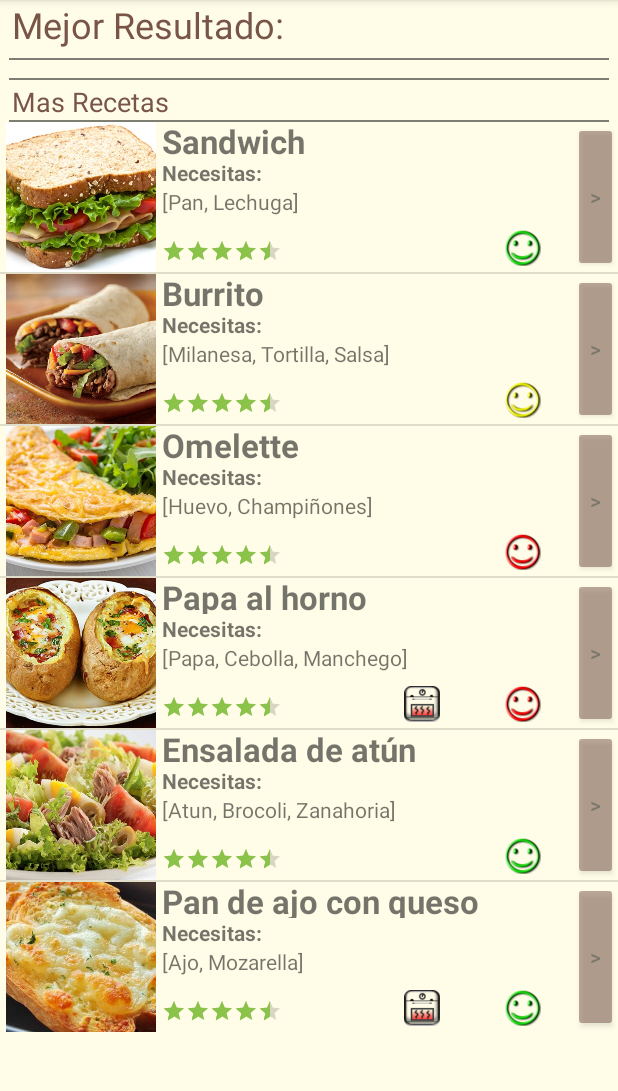
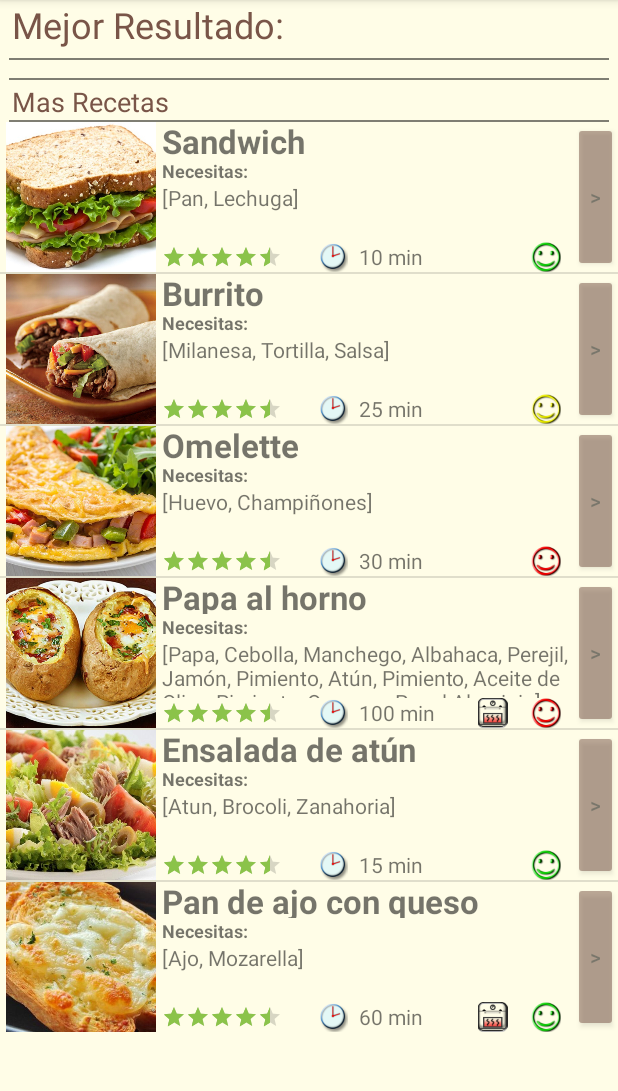
Before and after one commit to Charizard12/LazyChef, an Android app: the RecipesActivity screen opened directly, with no data from a screen before it, on a phone screen of 412 x 824 dp, the part 84-1175 px from its top. Run offline under Robolectric (Android 15) with nearby library versions, the phone set to English and light mode, and no system bars; 7 statements that could not run were skipped.

Commit message:
Se agrego el tiempo a la tarjeta de receta

```diff
--- a/app/src/main/java/project/lazychef/alicm/lazychef/RecipeListAdapter.java
+++ b/app/src/main/java/project/lazychef/alicm/lazychef/RecipeListAdapter.java
@@ -37,7 +37,6 @@ public class RecipeListAdapter extends ArrayAdapter<Recipe> {
         }
 
         Recipe currentRecipe = getItem(position);
-        Recipe first = getItem(0);
 
         ImageView recipeImage = (ImageView) view.findViewById(R.id.recipeCImage);
         recipeImage.setImageResource(currentRecipe.getImageResource());
@@ -48,6 +47,12 @@ public class RecipeListAdapter extends ArrayAdapter<Recipe> {
         TextView scrollabletv = (TextView)view.findViewById(R.id.necesitasTv);
         scrollabletv.setMovementMethod(new ScrollingMovementMethod());
         scrollabletv.setText(Arrays.toString(currentRecipe.getFaltantes().toArray()));
+
+        //tiempo
+        TextView timeText = (TextView)view.findViewById(R.id.timeTextView);
+        timeText.setText(currentRecipe.getCookTime() + " min");
+
+
         //icono de dificultad
         ImageView difficultIcon = (ImageView)view.findViewById(R.id.difficultIcon);
         switch (currentRecipe.getDifficult()){
--- a/app/src/main/java/project/lazychef/alicm/lazychef/RecipesActivity.java
+++ b/app/src/main/java/project/lazychef/alicm/lazychef/RecipesActivity.java
@@ -39,7 +39,7 @@ public class RecipesActivity extends AppCompatActivity {
         imageResource = R.drawable.bananacakes;
         //de momento le paso los parametros de busqueda, la idea es que se saquen los datos de la BD
         Recipe bestRecipe = new Recipe("Hot Cakes", faltantes, recipeParameters.difficult,
-                recipeParameters.cookingTime, recipeParameters.bake, imageResource);
+                25, recipeParameters.bake, imageResource);
         bestResult(bestRecipe);
 
         recipeListView = (ListView) findViewById(R.id.recipeListView);
@@ -67,6 +67,9 @@ public class RecipesActivity extends AppCompatActivity {
         TextView scrollabletv = (TextView)cardview.findViewById(R.id.necesitasTv);
         scrollabletv.setMovementMethod(new ScrollingMovementMethod());
         scrollabletv.setText(Arrays.toString(bestRecipe.getFaltantes().toArray()));
+
+        TextView timetv = (TextView) cardview.findViewById(R.id.timeTextView);
+        timetv.setText(bestRecipe.getCookTime() + " min");
         //icono de dificultad
         ImageView difficultIcon = (ImageView)cardview.findViewById(R.id.difficultIcon);
         switch (bestRecipe.getDifficult()){
@@ -99,35 +102,46 @@ public class RecipesActivity extends AppCompatActivity {
         faltantes.add("Pan");
         faltantes.add("Lechuga");
                         //--Receta: nombre, lista de faltantes, dificultad, tiempo, horno, imagen
-        recipeList.add(new Recipe("Sandwich", faltantes, 0, 1, false, R.drawable.sandwich));
+        recipeList.add(new Recipe("Sandwich", faltantes, 0, 10, false, R.drawable.sandwich));
 
         List<String> faltantes2 = new ArrayList<>();
         faltantes2.add("Milanesa");
         faltantes2.add("Tortilla");
         faltantes2.add("Salsa");
-        recipeList.add(new Recipe("Burrito", faltantes2, 1, 1, false, R.drawable.burritos));
+        recipeList.add(new Recipe("Burrito", faltantes2, 1, 25, false, R.drawable.burritos));
 
         List<String> faltantes3 = new ArrayList<>();
         faltantes3.add("Huevo");
         faltantes3.add("Champiñones");
-        recipeList.add(new Recipe("Omelette", faltantes3, 2, 2, false, R.drawable.omelette));
+        recipeList.add(new Recipe("Omelette", faltantes3, 2, 30, false, R.drawable.omelette));
 
         List<String> faltantes4 = new ArrayList<>();
         faltantes4.add("Papa");
         faltantes4.add("Cebolla");
         faltantes4.add("Manchego");
-        recipeList.add(new Recipe("Papa al horno", faltantes4, 2, 2, true, R.drawable.baked_potato));
+        faltantes4.add("Albahaca");
+        faltantes4.add("Perejil");
+        faltantes4.add("Jamón");
+        faltantes4.add("Pimiento");
+        faltantes4.add("Atún");
+        faltantes4.add("Pimiento");
+        faltantes4.add("Aceite de Oliva");
+        faltantes4.add("Pimienta");
+        faltantes4.add("Oregano");
+        faltantes4.add("Papel Aluminio");
+
+        recipeList.add(new Recipe("Papa al horno", faltantes4, 2, 100, true, R.drawable.baked_potato));
 
         List<String> faltantes5 = new ArrayList<>();
         faltantes5.add("Atun");
         faltantes5.add("Brocoli");
         faltantes5.add("Zanahoria");
-        recipeList.add(new Recipe("Ensalada de atún", faltantes5, 0, 1, false, R.drawable.atun));
+        recipeList.add(new Recipe("Ensalada de atún", faltantes5, 0, 15, false, R.drawable.atun));
 
         List<String> faltantes6 = new ArrayList<>();
         faltantes6.add("Ajo");
         faltantes6.add("Mozarella");
-        recipeList.add(new Recipe("Pan de ajo con queso", faltantes6, 0, 1, true, R.drawable.pan_ajo));
+        recipeList.add(new Recipe("Pan de ajo con queso", faltantes6, 0, 60, true, R.drawable.pan_ajo));
 
     }
 }
--- a/app/src/main/res/layout/recipe_card.xml
+++ b/app/src/main/res/layout/recipe_card.xml
@@ -32,7 +32,7 @@
         <TextView
             android:layout_width="match_parent"
             android:layout_height="wrap_content"
-            android:textSize="14sp"
+            android:textSize="12sp"
             android:text="Necesitas:"
             android:textStyle="bold"/>
 
@@ -41,13 +41,13 @@
             android:layout_width="match_parent"
             android:layout_height="0dp"
             android:layout_weight="1"
-            android:scrollbars="vertical"
+            android:scrollbars="horizontal"
             tools:text="Harina, huevo, leche"
             />
 
         <LinearLayout
             android:layout_width="match_parent"
-            android:layout_height="wrap_content"
+            android:layout_height="20dp"
             android:orientation="horizontal">
             <RatingBar
                 android:layout_gravity="center_vertical"
@@ -55,24 +55,42 @@
                 android:layout_height="wrap_content"
                 android:id="@+id/ratingBar"
                 android:numStars="5"
-
                 style="?android:attr/ratingBarStyleSmall"
                 android:rating="4.5"
-                android:layout_marginRight="60dp"/>
+                android:layout_marginRight="16dp"/>
+
+
+            <ImageView
+                android:layout_width="0dp"
+                android:layout_height="20dp"
+                android:layout_weight="1"
+                android:src="@drawable/clock_icon"
+                android:scaleType="fitCenter"/>
+
+            <TextView
+                android:id="@+id/timeTextView"
+                android:layout_width="0dp"
+                android:layout_height="match_parent"
+                tools:text="25 min"
+                android:layout_weight="2"
+                android:gravity="center_vertical"
+                />
 
             <ImageView
                 android:id="@+id/bakeIcon"
                 android:layout_width="0dp"
-                android:layout_height="24dp"
+                android:layout_height="20dp"
                 android:layout_weight="1"
-                android:layout_marginBottom="4dp"/>
+                android:layout_marginBottom="4dp"
+                tools:src="@drawable/bake_icon"/>
             <ImageView
                 android:id="@+id/difficultIcon"
                 android:layout_width="0dp"
-                android:layout_height="24dp"
+                android:layout_height="20dp"
                 android:src="@drawable/difficult_icon_0"
                 android:layout_weight="1"
-                android:layout_marginBottom="4dp"/>
+                android:layout_marginBottom="4dp"
+                android:scaleType="fitCenter" />
         </LinearLayout>
 
 
```
Also changed, not shown: app/src/main/res/drawable/clock_icon.png (added).
